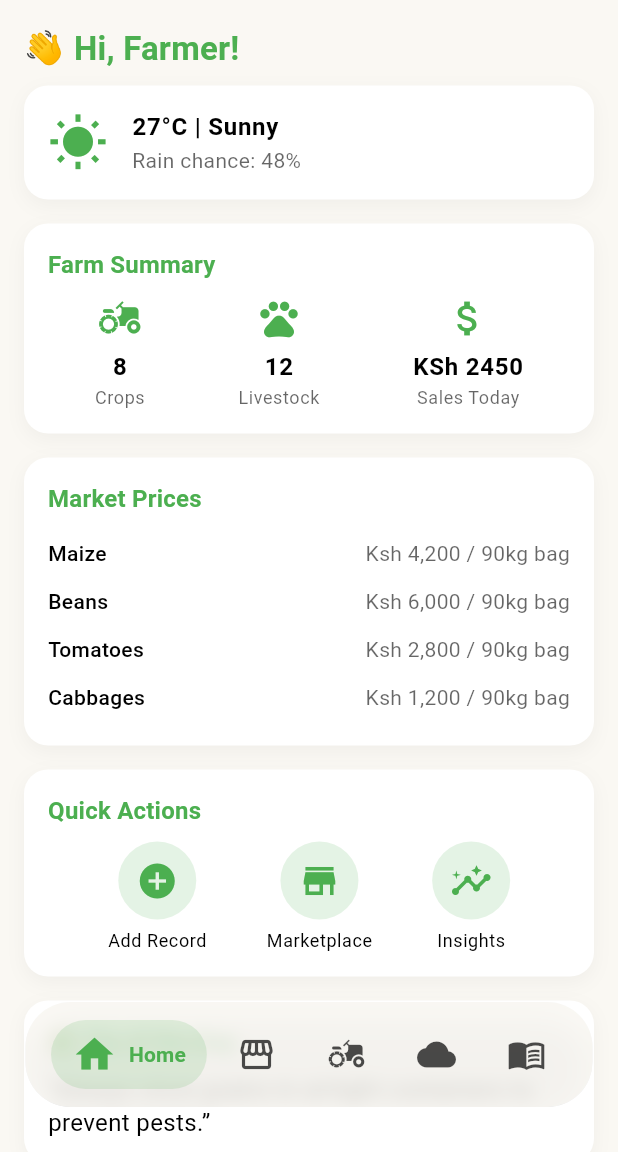
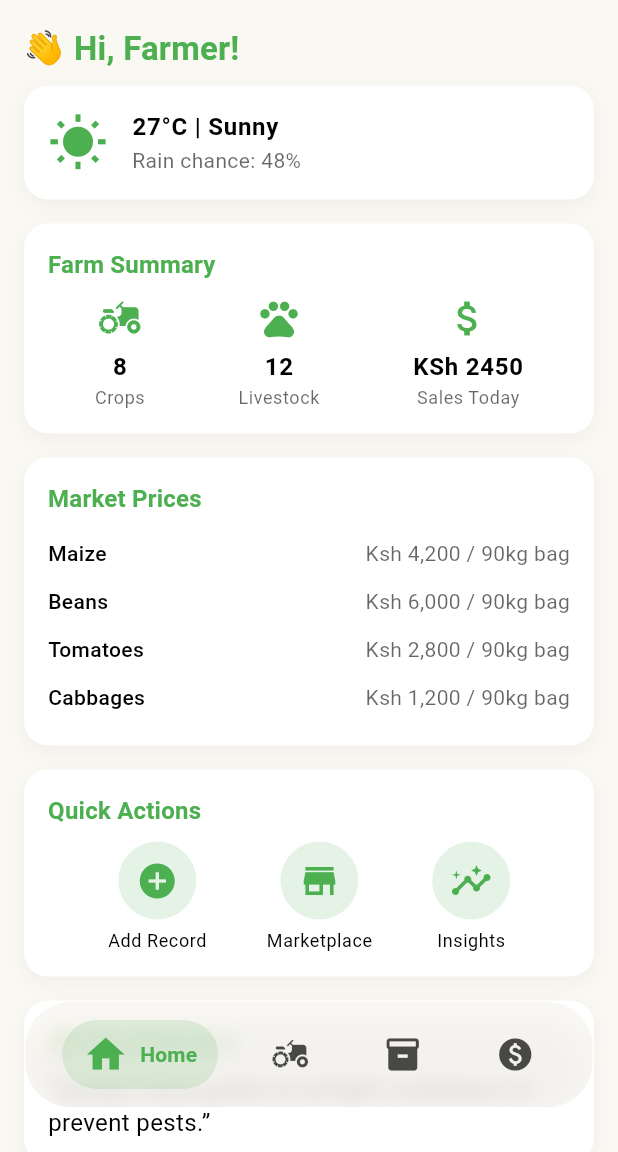
Before and after one commit to knoxez23/fms, a Flutter app: the MainShell screen opened by its route, on a phone screen of 412 x 824 dp, the part 84-1236 px from its top. Run offline on Flutter 3.47's test engine with Material 3 defaults, Android fonts, the phone set to English and light mode, and no system bars; our stand-ins replace lucide_icons_flutter, shared_preferences; accounts and stored records are empty.

Commit message:
Refactor: Move Inventory and Sales to top-level screens
This commit refactors the app's navigation and structure by promoting the Inventory and Sales sections from subsections under "Farm" to their own dedicated top-level screens in the main bottom navigation bar.

Key changes:
*   Updated `main.dart` to replace "Market", "Weather", and "Learn" with "Inventory" and "Business" (Sales) in the bottom navigation.
*   Moved `InventoryScreen` and related files from `lib/screens/farm_mgmt/inventory` to a new `lib/screens/inventory` directory.
*   Moved `SalesScreen` and its related files from `lib/screens/farm_mgmt/sales` to a new `lib/screens/business/sales` directory.
*   Added `AppBar`s to the `InventoryScreen` and `SalesScreen` for better user experience and consistency.
*   Removed the now-redundant navigation links to Inventory and Sales from the `FarmMgmtScreen`.
*   Added `flutter_launcher_icons` as a new dependency.

```diff
--- a/lib/main.dart
+++ b/lib/main.dart
@@ -1,5 +1,7 @@
 import 'dart:ui';
 import 'package:flutter/material.dart';
+import 'package:pamoja_twalima/screens/business/sales/sales_screen.dart';
+import 'package:pamoja_twalima/screens/inventory/inventory_screen.dart';
 import 'package:shared_preferences/shared_preferences.dart';
 
 // Screens
@@ -60,26 +62,26 @@ class _MainShellState extends State<MainShell> {
 
   final _pages = const [
     HomeScreen(),
-    MarketplaceScreen(),
+    // MarketplaceScreen(),
     FarmMgmtScreen(),
-    WeatherScreen(),
-    KnowledgeScreen(),
+    InventoryScreen(),
+    SalesScreen(),
   ];
 
   final _icons = [
     Icons.home,
-    Icons.storefront,
+    // Icons.storefront,
     Icons.agriculture,
-    Icons.cloud,
-    Icons.menu_book,
+    Icons.inventory,
+    Icons.paid,
   ];
 
   final _labels = [
     'Home',
-    'Market',
+    // 'Market',
     'Farm',
-    'Weather',
-    'Learn',
+    'Inventory',
+    'Business',
   ];
 
   @override
--- a/pubspec.yaml
+++ b/pubspec.yaml
@@ -15,6 +15,7 @@ dependencies:
 
   provider: any
   lucide_icons_flutter: ^3.1.4
+  flutter_launcher_icons: ^0.14.4
 dev_dependencies:
   flutter_test:
     sdk: flutter
```
Also changed, not shown: lib/screens/business/sales/sales_screen.dart (renamed from lib/screens/farm_mgmt/sales/sales_screen.dart, +11 -0 lines), lib/screens/farm_mgmt/farm_mgmt_screen.dart (+1 -9 lines), lib/screens/inventory/inventory_screen.dart (renamed from lib/screens/farm_mgmt/inventory/inventory_screen.dart, +11 -0 lines), lib/screens/business/sales/add_sale_screen.dart (renamed from lib/screens/farm_mgmt/sales/add_sale_screen.dart), lib/screens/business/sales/sale_detail_screen.dart (renamed from lib/screens/farm_mgmt/sales/sale_detail_screen.dart), lib/screens/inventory/add_inventory_screen.dart (renamed from lib/screens/farm_mgmt/inventory/add_inventory_screen.dart), lib/screens/inventory/inventory_history_screen.dart (renamed from lib/screens/farm_mgmt/inventory/inventory_history_screen.dart), pubspec.lock.
